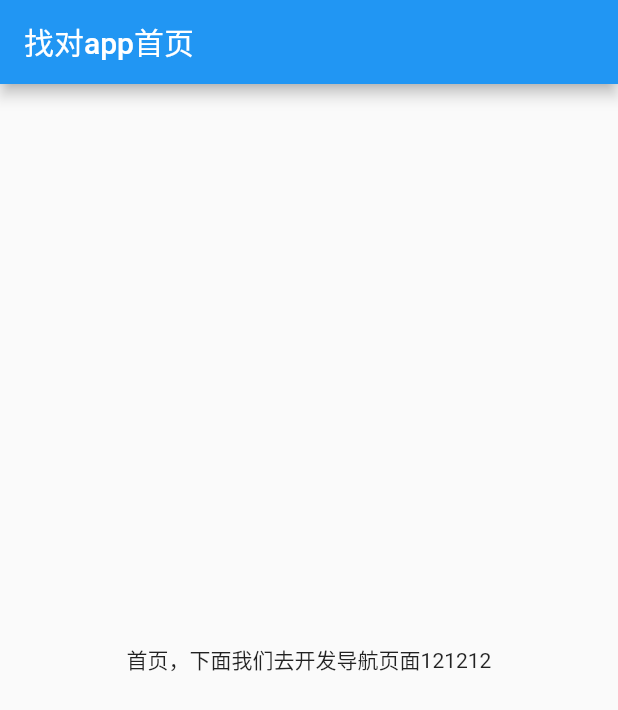
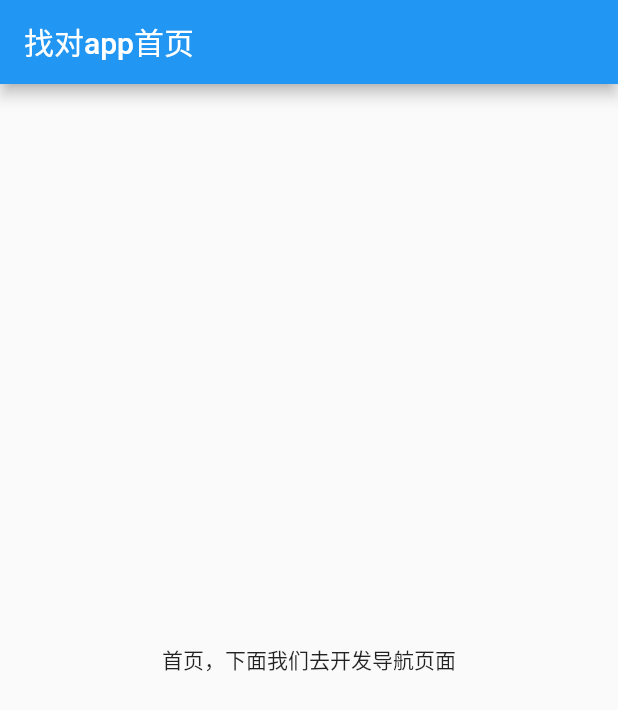
Before and after one commit to ass233/find_fault_app, a Flutter app: the screen it shows after launch, on a phone screen of 412 x 824 dp. Shown: the top 710 px of the screen. Run offline on Flutter 3.47's test engine with Material 2 defaults, Android fonts, the phone set to English and light mode, and no system bars.

Commit message:
'修改内容'

```diff
--- a/lib/main.dart
+++ b/lib/main.dart
@@ -9,7 +9,7 @@ class IndexApp extends StatelessWidget{
         appBar: AppBar(
           title: Text('找对app首页'),
         ),
-        body:Center(child: Text('首页，下面我们去开发导航页面121212'),),
+        body:Center(child: Text('首页，下面我们去开发导航页面'),),
       ),
     );
   }
```
